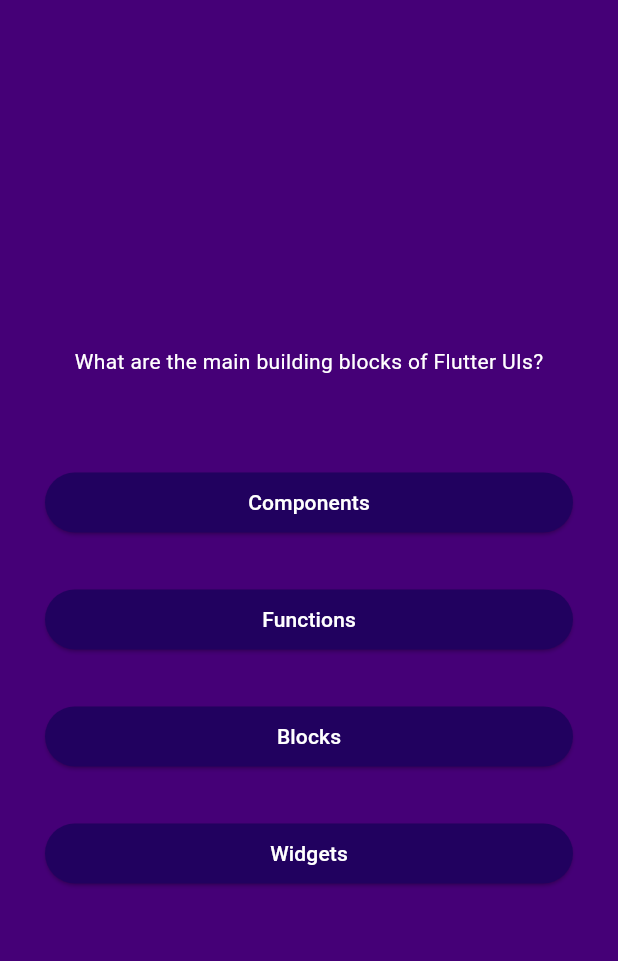
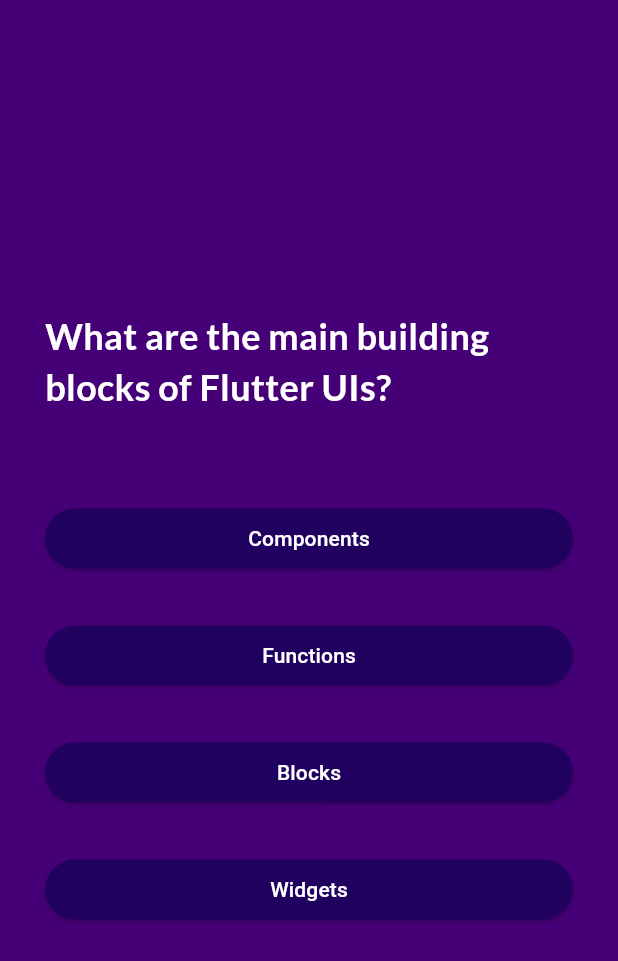
Before and after one commit to claudiogiaretta/Flutter, a Flutter app: the screen it shows after launch, after a tap on "Start Quiz", on a phone screen of 412 x 824 dp. Shown: the top 961 px of the screen. Run offline on Flutter 3.47's test engine with Material 3 defaults, Android fonts, the light colour scheme and no system bars; our stand-ins replace google_fonts.

Commit message:
added google_fonts package

```diff
--- a/hello_world/lib/quiz_app/question_screen.dart
+++ b/hello_world/lib/quiz_app/question_screen.dart
@@ -1,4 +1,5 @@
 import 'package:flutter/material.dart';
+import 'package:google_fonts/google_fonts.dart';
 import 'package:hello_world/quiz_app/answer.dart';
 import 'package:hello_world/quiz_app/data/questions.dart';
 
@@ -33,9 +34,10 @@
           children: [
             Text(
               currentQuestion.text,
-              style: const TextStyle(
-                color: Colors.white,
-              ),
+              style: GoogleFonts.lato(
+                  color: Colors.white,
+                  fontSize: 24,
+                  fontWeight: FontWeight.bold),
             ),
             const SizedBox(height: 30),
             ...currentQuestion.getShuffledList().map(
--- a/hello_world/pubspec.yaml
+++ b/hello_world/pubspec.yaml
@@ -35,6 +35,7 @@
   # The following adds the Cupertino Icons font to your application.
   # Use with the CupertinoIcons class for iOS style icons.
   cupertino_icons: ^1.0.6
+  google_fonts: ^6.2.1
 
 dev_dependencies:
   flutter_test:
```
Also changed, not shown: hello_world/pubspec.lock, 1 other file.
